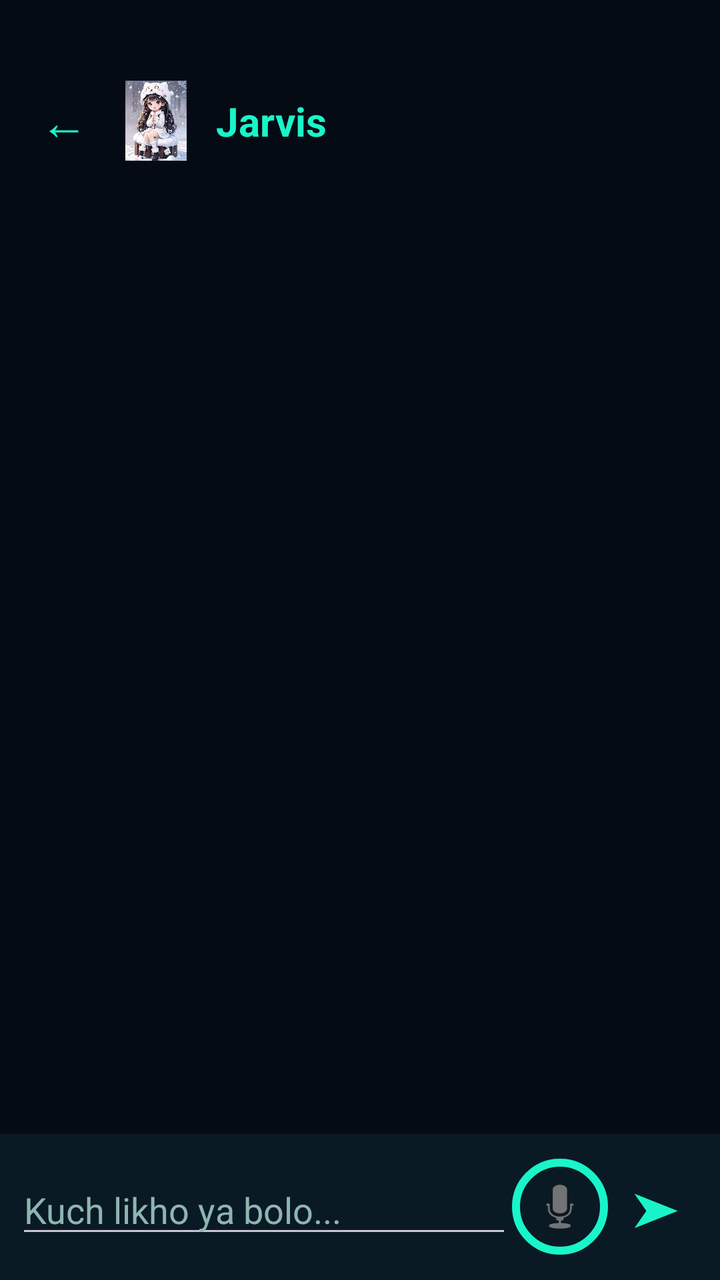
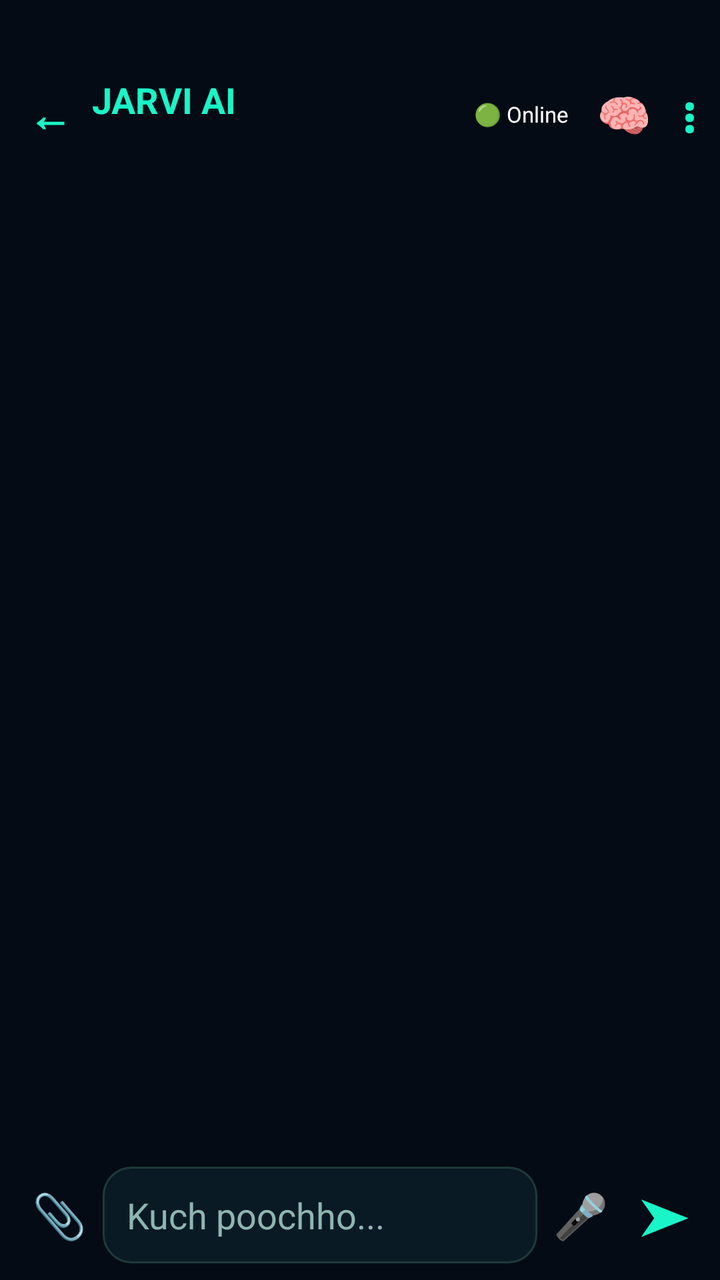

Two renders of the same Android screen: before a commit and after it. Below are the layout's source before the change and the commit's diff.
<!-- AndroidManifest.xml: application theme Theme.Jarvis -->
<!-- res/layout/activity_chat.xml -->
<?xml version="1.0" encoding="utf-8"?>
<LinearLayout xmlns:android="http://schemas.android.com/apk/res/android"
    android:layout_width="match_parent"
    android:layout_height="match_parent"
    android:background="@color/bg"
    android:orientation="vertical">

    <LinearLayout
        android:layout_width="match_parent"
        android:layout_height="wrap_content"
        android:gravity="center_vertical"
        android:orientation="horizontal"
        android:paddingStart="12dp"
        android:paddingTop="36dp"
        android:paddingEnd="12dp"
        android:paddingBottom="10dp">

        <TextView
            android:id="@+id/btnBack"
            android:layout_width="wrap_content"
            android:layout_height="wrap_content"
            android:padding="8dp"
            android:text="←"
            android:textColor="@color/neon"
            android:textSize="24sp" />

        <ImageView
            android:layout_width="40dp"
            android:layout_height="40dp"
            android:layout_marginStart="6dp"
            android:src="@drawable/jarvis_dp" />

        <TextView
            android:layout_width="wrap_content"
            android:layout_height="wrap_content"
            android:layout_marginStart="10dp"
            android:text="Jarvis"
            android:textColor="@color/neon"
            android:textSize="20sp"
            android:textStyle="bold" />
    </LinearLayout>

    <androidx.recyclerview.widget.RecyclerView
        android:id="@+id/rvChat"
        android:layout_width="match_parent"
        android:layout_height="0dp"
        android:layout_weight="1"
        android:clipToPadding="false"
        android:paddingTop="6dp"
        android:paddingBottom="6dp" />

    <LinearLayout
        android:layout_width="match_parent"
        android:layout_height="wrap_content"
        android:background="@color/card"
        android:gravity="center_vertical"
        android:orientation="horizontal"
        android:padding="8dp">

        <EditText
            android:id="@+id/etInput"
            android:layout_width="0dp"
            android:layout_height="wrap_content"
            android:layout_weight="1"
            android:hint="Kuch likho ya bolo..."
            android:imeOptions="actionSend"
            android:inputType="textMultiLine"
            android:maxLines="4"
            android:textColor="@color/text_white"
            android:textColorHint="@color/text_dim" />

        <ImageButton
            android:id="@+id/btnVoice"
            android:layout_width="48dp"
            android:layout_height="48dp"
            android:background="@drawable/bg_mic"
            android:contentDescription="Voice"
            android:src="@android:drawable/ic_btn_speak_now" />

        <TextView
            android:id="@+id/btnSend"
            android:layout_width="wrap_content"
            android:layout_height="wrap_content"
            android:padding="12dp"
            android:text="➤"
            android:textColor="@color/neon"
            android:textSize="24sp" />
    </LinearLayout>
</LinearLayout>
<!-- resources referenced by this layout -->
<resources>
  <color name="bg">#050B14</color>
  <color name="card">#0A1A24</color>
  <color name="neon">#19F5C8</color>
  <color name="text_dim">#8FB5B0</color>
  <color name="text_white">#FFFFFF</color>
  <!-- drawable bg_mic (drawable) -->
  <?xml version="1.0" encoding="utf-8"?>
  <shape xmlns:android="http://schemas.android.com/apk/res/android"
      android:shape="oval">
      <solid android:color="#0A1A24" />
      <stroke android:width="4dp" android:color="@color/neon" />
  </shape>
  <!-- drawable jarvis_dp: jpg bitmap (drawable, 103435 bytes) -->
  <style name="Theme.Jarvis" parent="Theme.Material3.Dark.NoActionBar">
          <item name="android:statusBarColor">#050B14</item>
          <item name="android:navigationBarColor">#050B14</item>
          <item name="android:windowBackground">#050B14</item>
      </style>
</resources>

<!-- the commit's change to res/layout/activity_chat.xml (unified diff, before → after) -->
@@ -10,80 +10,149 @@
         android:layout_height="wrap_content"
         android:gravity="center_vertical"
         android:orientation="horizontal"
-        android:paddingStart="12dp"
-        android:paddingTop="36dp"
-        android:paddingEnd="12dp"
-        android:paddingBottom="10dp">
+        android:paddingStart="4dp"
+        android:paddingTop="32dp"
+        android:paddingEnd="4dp"
+        android:paddingBottom="6dp">
 
         <TextView
             android:id="@+id/btnBack"
             android:layout_width="wrap_content"
             android:layout_height="wrap_content"
-            android:padding="8dp"
+            android:padding="10dp"
             android:text="←"
             android:textColor="@color/neon"
-            android:textSize="24sp" />
+            android:textSize="22sp"
+            android:textStyle="bold" />
 
-        <ImageView
-            android:layout_width="40dp"
-            android:layout_height="40dp"
-            android:layout_marginStart="6dp"
-            android:src="@drawable/jarvis_dp" />
+        <LinearLayout
+            android:layout_width="0dp"
+            android:layout_height="wrap_content"
+            android:layout_weight="1"
+            android:orientation="vertical">
+
+            <TextView
+                android:id="@+id/tvTitle"
+                android:layout_width="wrap_content"
+                android:layout_height="wrap_content"
+                android:text="JARVI AI"
+                android:textColor="@color/neon"
+                android:textSize="18sp"
+                android:textStyle="bold" />
+
+            <TextView
+                android:id="@+id/tvModel"
+                android:layout_width="match_parent"
+                android:layout_height="wrap_content"
+                android:ellipsize="end"
+                android:maxLines="1"
+                android:text=""
+                android:textColor="@color/text_dim"
+                android:textSize="11sp" />
+        </LinearLayout>
 
         <TextView
+            android:id="@+id/tvNet"
             android:layout_width="wrap_content"
             android:layout_height="wrap_content"
-            android:layout_marginStart="10dp"
-            android:text="Jarvis"
+            android:padding="6dp"
+            android:text="🟢 Online"
+            android:textColor="@color/text_white"
+            android:textSize="11sp" />
+
+        <TextView
+            android:id="@+id/btnFresh"
+            android:layout_width="wrap_content"
+            android:layout_height="wrap_content"
+            android:padding="8dp"
+            android:text="🧠"
+            android:textSize="22sp" />
+
+        <TextView
+            android:id="@+id/btnMore"
+            android:layout_width="wrap_content"
+            android:layout_height="wrap_content"
+            android:padding="8dp"
+            android:text="⋮"
             android:textColor="@color/neon"
-            android:textSize="20sp"
+            android:textSize="24sp"
             android:textStyle="bold" />
     </LinearLayout>
 
     <androidx.recyclerview.widget.RecyclerView
-        android:id="@+id/rvChat"
+        android:id="@+id/rv"
         android:layout_width="match_parent"
         android:layout_height="0dp"
         android:layout_weight="1"
         android:clipToPadding="false"
-        android:paddingTop="6dp"
-        android:paddingBottom="6dp" />
+        android:paddingStart="10dp"
+        android:paddingEnd="10dp" />
+
+    <TextView
+        android:id="@+id/tvHint"
+        android:layout_width="match_parent"
+        android:layout_height="wrap_content"
+        android:paddingStart="14dp"
+        android:paddingEnd="14dp"
+        android:text=""
+        android:textColor="@color/neon"
+        android:textSize="12sp"
+        android:visibility="gone" />
 
     <LinearLayout
         android:layout_width="match_parent"
         android:layout_height="wrap_content"
-        android:background="@color/card"
         android:gravity="center_vertical"
         android:orientation="horizontal"
         android:padding="8dp">
+
+        <TextView
+            android:id="@+id/btnAttach"
+            android:layout_width="wrap_content"
+            android:layout_height="wrap_content"
+            android:padding="8dp"
+            android:text="📎"
+            android:textSize="22sp" />
 
         <EditText
             android:id="@+id/etInput"
             android:layout_width="0dp"
             android:layout_height="wrap_content"
             android:layout_weight="1"
-            android:hint="Kuch likho ya bolo..."
-            android:imeOptions="actionSend"
-            android:inputType="textMultiLine"
+            android:background="@drawable/bg_card"
+            android:hint="Kuch poochho..."
+            android:inputType="textMultiLine|textCapSentences"
             android:maxLines="4"
+            android:padding="12dp"
             android:textColor="@color/text_white"
             android:textColorHint="@color/text_dim" />
 
-        <ImageButton
-            android:id="@+id/btnVoice"
-            android:layout_width="48dp"
-            android:layout_height="48dp"
-            android:background="@drawable/bg_mic"
-            android:contentDescription="Voice"
-            android:src="@android:drawable/ic_btn_speak_now" />
+        <TextView
+            android:id="@+id/btnStopSpeak"
+            android:layout_width="wrap_content"
+            android:layout_height="wrap_content"
+            android:padding="8dp"
+            android:text="⏹"
+            android:textColor="#FF5A5A"
+            android:textSize="22sp"
+            android:visibility="gone" />
+
+        <TextView
+            android:id="@+id/btnMic"
+            android:layout_width="wrap_content"
+            android:layout_height="wrap_content"
+            android:padding="8dp"
+            android:text="🎤"
+            android:textSize="22sp" />
 
         <TextView
             android:id="@+id/btnSend"
             android:layout_width="wrap_content"
             android:layout_height="wrap_content"
-            android:padding="12dp"
+            android:padding="8dp"
             android:text="➤"
             android:textColor="@color/neon"
-            android:textSize="24sp" />
+            android:textSize="24sp"
+            android:textStyle="bold" />
     </LinearLayout>
 </LinearLayout>
<!-- resource entries referenced after the edit -->
@@ -5,14 +5,13 @@
   <color name="neon">#19F5C8</color>
   <color name="text_dim">#8FB5B0</color>
   <color name="text_white">#FFFFFF</color>
-  <!-- drawable bg_mic (drawable) -->
+  <!-- drawable bg_card (drawable) -->
   <?xml version="1.0" encoding="utf-8"?>
-  <shape xmlns:android="http://schemas.android.com/apk/res/android"
-      android:shape="oval">
-      <solid android:color="#0A1A24" />
-      <stroke android:width="4dp" android:color="@color/neon" />
+  <shape xmlns:android="http://schemas.android.com/apk/res/android" android:shape="rectangle">
+      <solid android:color="@color/card" />
+      <stroke android:width="1dp" android:color="#1E3B3A" />
+      <corners android:radius="14dp" />
   </shape>
-  <!-- drawable jarvis_dp: jpg bitmap (drawable, 103435 bytes) -->
   <style name="Theme.Jarvis" parent="Theme.Material3.Dark.NoActionBar">
           <item name="android:statusBarColor">#050B14</item>
           <item name="android:navigationBarColor">#050B14</item>
